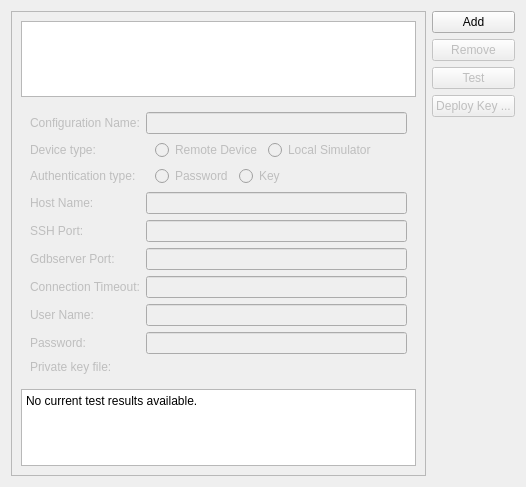
Above: src/plugins/qt4projectmanager/qt-maemo/maemosettingswidget.ui from qt-creator/qt-creator before the change. Below: the same form after it.
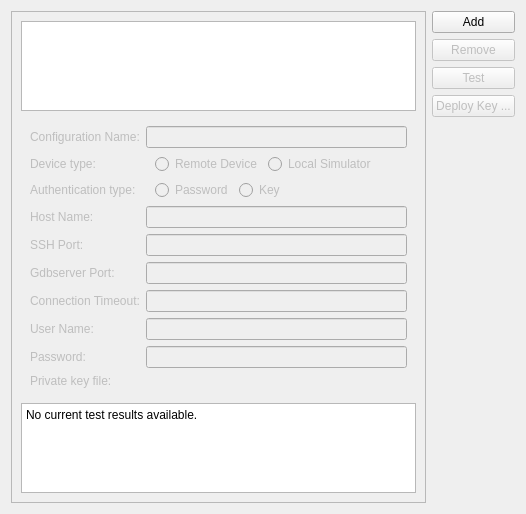
That is the form after the change. Custom widgets are drawn as their Qt base class.

Commit message: Maemo: Small settings fixes and improvements.

Diff of the .ui file:
```diff
--- a/src/plugins/qt4projectmanager/qt-maemo/maemosettingswidget.ui
+++ b/src/plugins/qt4projectmanager/qt-maemo/maemosettingswidget.ui
@@ -7,7 +7,7 @@
     <x>0</x>
     <y>0</y>
     <width>526</width>
-    <height>487</height>
+    <height>514</height>
    </rect>
   </property>
   <property name="windowTitle">
```
Left out of the diff: 36 changed lines with no effect on the pictures. The commit also changes 2 other files.
